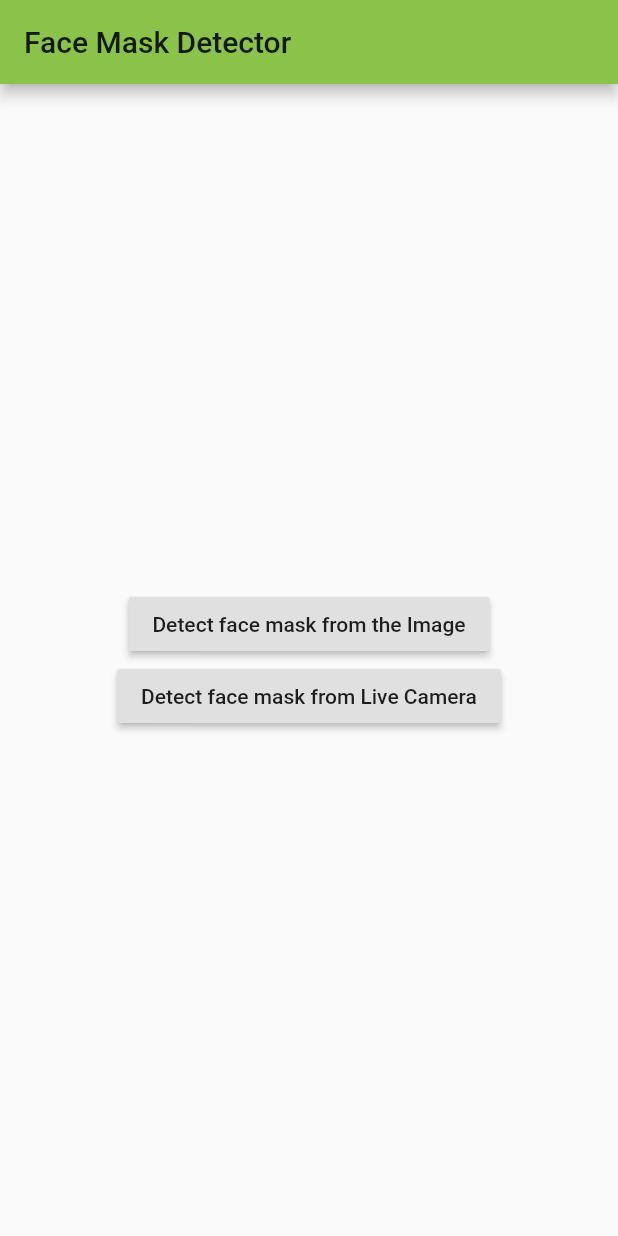
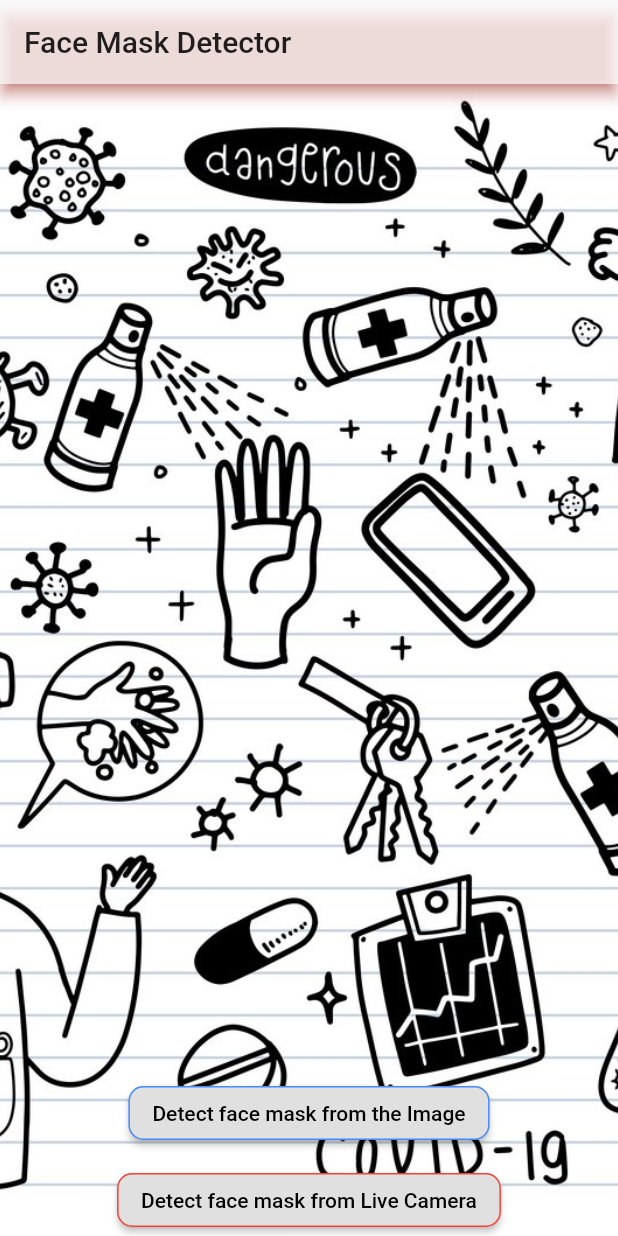
Before and after one commit to SatYu26/2021-Solution-Challenge-Submission, a Flutter app: the screen it shows after launch, on a phone screen of 412 x 824 dp. Run offline on Flutter 3.47's test engine with Material 2 defaults, Android fonts, the phone set to English and light mode, and no system bars; our stand-ins replace camera, image_picker, splashscreen; missing offline and left inert: tflite.

Commit message:
HomeScreen UI setup completed , Further changes maybe done in the future <3 𓅆𓅆 keep Fluttering! 𓅆𓅆 <3

```diff
--- a/lib/home_screen.dart
+++ b/lib/home_screen.dart
@@ -7,14 +7,22 @@ class HomeScreen extends StatelessWidget {
   Widget build(BuildContext context) {
     return Scaffold(
       appBar: AppBar(
-        title: Text('Face Mask Detector'),
+        title: Text('Face Mask Detector'),backgroundColor: Colors.white70,shadowColor: Colors.red,
       ),
-      body: Center(
+      body: Container(
+        decoration: BoxDecoration(
+          image: DecorationImage(
+            image: AssetImage("assets/Doodle.jpg"),
+            fit: BoxFit.cover,
+          ),
+        ),
         child: Column(
           mainAxisAlignment: MainAxisAlignment.center,
           children: <Widget>[
-            RaisedButton(
-              child: Text('Detect face mask from the Image'),
+            Expanded(child: Container(color: Color(0x00000000),),),
+            RaisedButton( shape: RoundedRectangleBorder(borderRadius: BorderRadius.circular(10.0),side: BorderSide(color: Colors.blueAccent) ,
+            ),
+              child: Text('Detect face mask from the Image' , style: TextStyle(color: Colors.black ),),
               onPressed: () {
                 Navigator.of(context).push(
                   MaterialPageRoute(
@@ -23,8 +31,10 @@ class HomeScreen extends StatelessWidget {
                 );
               },
             ),
-            RaisedButton(
-              child: Text('Detect face mask from Live Camera'),
+            SizedBox(height: 10),
+            RaisedButton( shape: RoundedRectangleBorder(borderRadius: BorderRadius.circular(10.0),side: BorderSide(color: Colors.red)
+            ),
+              child: Text('Detect face mask from Live Camera' , style: TextStyle(color: Colors.black )),
               onPressed: () {
                 Navigator.of(context).push(
                   MaterialPageRoute(
--- a/lib/splashscreen.dart
+++ b/lib/splashscreen.dart
@@ -17,7 +17,7 @@ class _MySplashState extends State<MySplash> {
     ),
     ),
     image: Image.asset('assets/maskSplash.png'),
-      backgroundColor: Colors.blueGrey,
+      backgroundColor: Colors.blueGrey[300],
       photoSize: 80,
       loaderColor: Colors.white70,
     );
--- a/pubspec.yaml
+++ b/pubspec.yaml
@@ -49,6 +49,7 @@ flutter:
    - assets/ml_trained_model/model_unquant.tflite
    - assets/ml_trained_model/labels.txt
    - assets/maskSplash.png
+   - assets/Doodle.jpg
   #  - images/a_dot_ham.jpeg
 
   # An image asset can refer to one or more resolution-specific "variants", see
```
Also changed, not shown: assets/Doodle.jpg (added).
